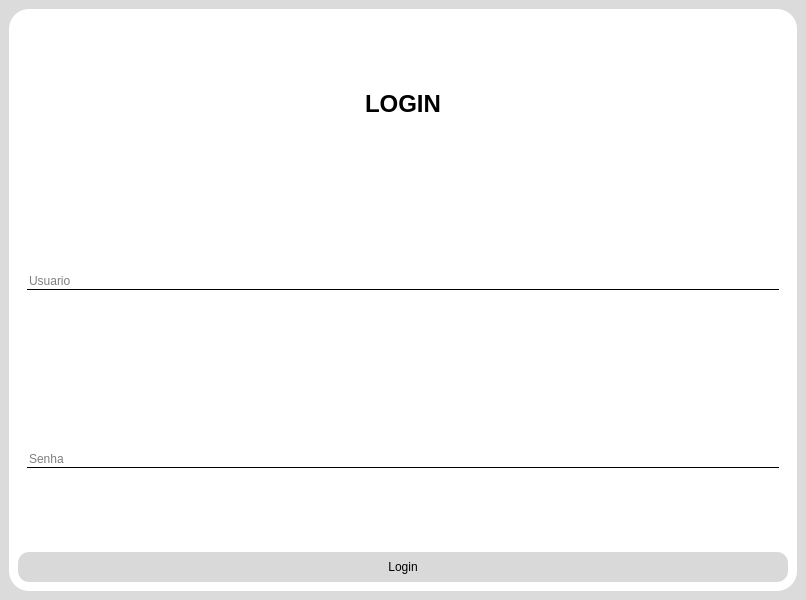
Before: the Qt Designer form projeto_pyside/ui_tela_login.ui in CelsoLucas/ListadeExercicios, drawn with Qt 5.
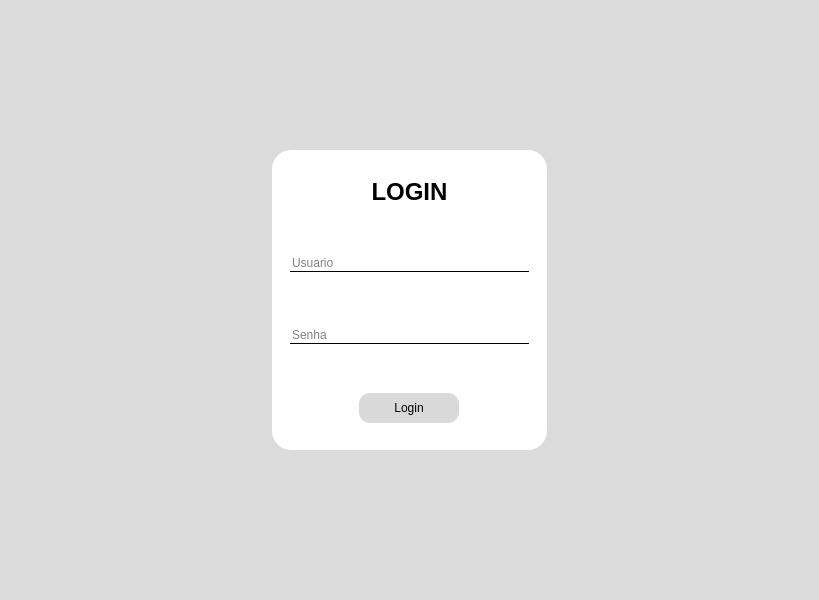
After: the same form once the commit is applied.

What changed in the file:
```diff
--- a/projeto_pyside/ui_tela_login.ui
+++ b/projeto_pyside/ui_tela_login.ui
@@ -6,10 +6,16 @@
    <rect>
     <x>0</x>
     <y>0</y>
-    <width>806</width>
+    <width>819</width>
     <height>600</height>
    </rect>
   </property>
+  <property name="sizePolicy">
+   <sizepolicy hsizetype="Fixed" vsizetype="Fixed">
+    <horstretch>0</horstretch>
+    <verstretch>0</verstretch>
+   </sizepolicy>
+  </property>
   <property name="windowTitle">
    <string>MainWindow</string>
   </property>
@@ -17,12 +23,20 @@
    <string notr="true">background-color: #DBDBDB;</string>
   </property>
   <widget class="QWidget" name="centralwidget">
-   <layout class="QGridLayout" name="gridLayout">
-    <item row="0" column="0">
+   <layout class="QVBoxLayout" name="verticalLayout_4">
+    <item alignment="Qt::AlignmentFlag::AlignHCenter|Qt::AlignmentFlag::AlignVCenter">
      <widget class="QFrame" name="layout">
+      <property name="minimumSize">
+       <size>
+        <width>275</width>
+        <height>300</height>
+       </size>
+      </property>
       <property name="styleSheet">
-       <string notr="true">background-color: white;
-border-radius: 20px;</string>
+       <string notr="true">background: #FFFFFF;
+box-shadow: 6px 6px 9px rgba(0, 0, 0, 0.44);
+border-radius: 19px;
+</string>
       </property>
       <property name="frameShape">
        <enum>QFrame::Shape::StyledPanel</enum>
@@ -96,7 +110,7 @@
          </layout>
         </widget>
        </item>
-       <item>
+       <item alignment="Qt::AlignmentFlag::AlignHCenter|Qt::AlignmentFlag::AlignVCenter">
         <widget class="QPushButton" name="btn_login">
          <property name="styleSheet">
           <string notr="true">width: 100px;
@@ -105,6 +119,7 @@
 background: #D9D9D9;
 box-shadow: 4px 4px 4px rgba(0, 0, 0, 0.35);
 border-radius: 11px;
+font-weight: medium;
 </string>
          </property>
          <property name="text">
```
